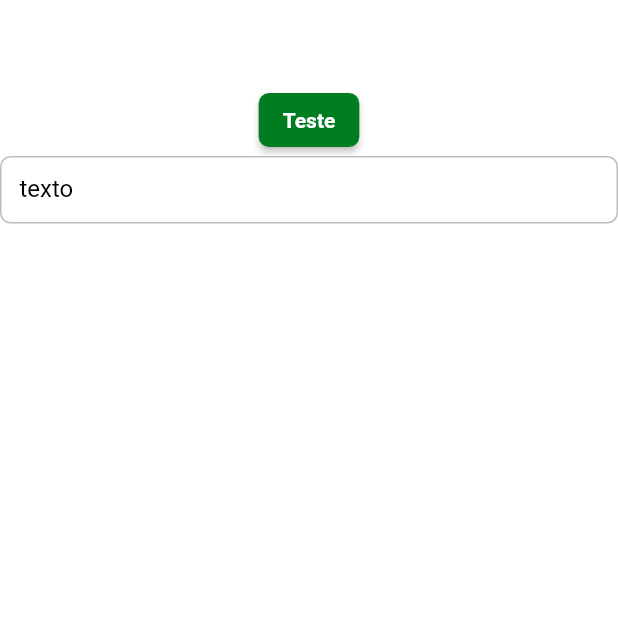
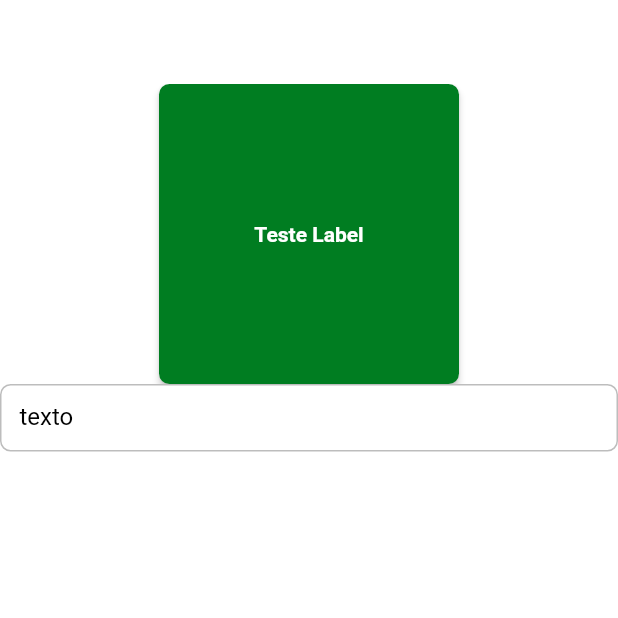
Before and after one commit to Nadilson-IFPE/dw9_delivery_app, a Flutter app: the screen it shows after launch, on a phone screen of 412 x 824 dp, the top half of it. Run offline on Flutter 3.47's test engine with Material 2 defaults, Android fonts, the phone set to English and light mode, and no system bars; Roboto replaces fonts that are missing (mplus1).

Commit message:
Botão DeliveryButton

```diff
--- /dev/null
+++ b/app/lib/app/core/ui/widgets/delivery_button.dart
@@ -0,0 +1,27 @@
+import 'package:flutter/material.dart';
+
+class DeliveryButton extends StatelessWidget {
+  final VoidCallback? onPressed;
+  final String label;
+  final double? width;
+  final double? height;
+
+  const DeliveryButton(
+      {super.key,
+      required this.label,
+      required this.onPressed,
+      this.width,
+      this.height});
+
+  @override
+  Widget build(BuildContext context) {
+    return SizedBox(
+      width: width,
+      height: height,
+      child: ElevatedButton(
+        onPressed: onPressed,
+        child: Text(label),
+      ),
+    );
+  }
+}
--- a/app/lib/app/pages/splash/splash_page.dart
+++ b/app/lib/app/pages/splash/splash_page.dart
@@ -1,5 +1,6 @@
 import 'package:dw9_delivery_app/app/core/ui/styles/app_styles.dart';
 import 'package:dw9_delivery_app/app/core/ui/styles/colors_app.dart';
+import 'package:dw9_delivery_app/app/core/ui/widgets/delivery_button.dart';
 import 'package:flutter/material.dart';
 import 'package:flutter/src/widgets/container.dart';
 import 'package:flutter/src/widgets/framework.dart';
@@ -9,7 +10,6 @@ class SplashPage extends StatelessWidget {
 
   @override
   Widget build(BuildContext context) {
-    context.colors.primary;
     return Scaffold(
       appBar: AppBar(
         title: const Text('Splash'),
@@ -17,9 +17,11 @@ class SplashPage extends StatelessWidget {
       body: Column(
         children: [
           Container(),
-          ElevatedButton(
+          DeliveryButton(
+            width: 200,
+            height: 200,
+            label: "Teste Label",
             onPressed: () {},
-            child: Text('Teste'),
           ),
           TextFormField(
             decoration: InputDecoration(labelText: 'texto'),
```
